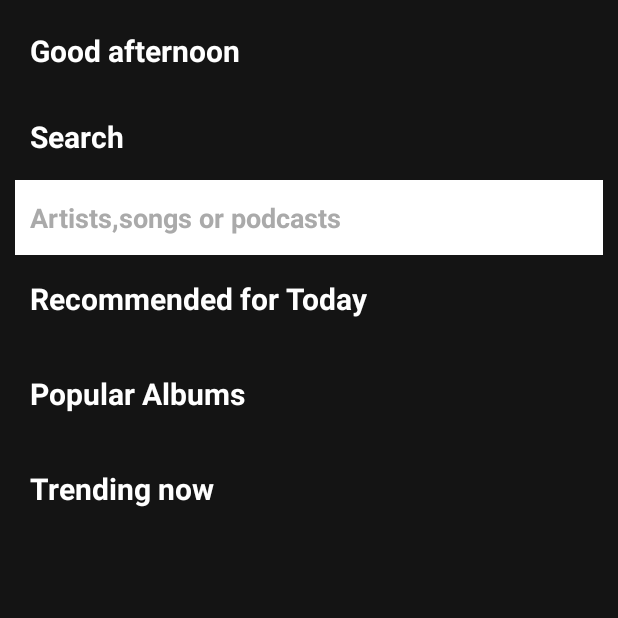
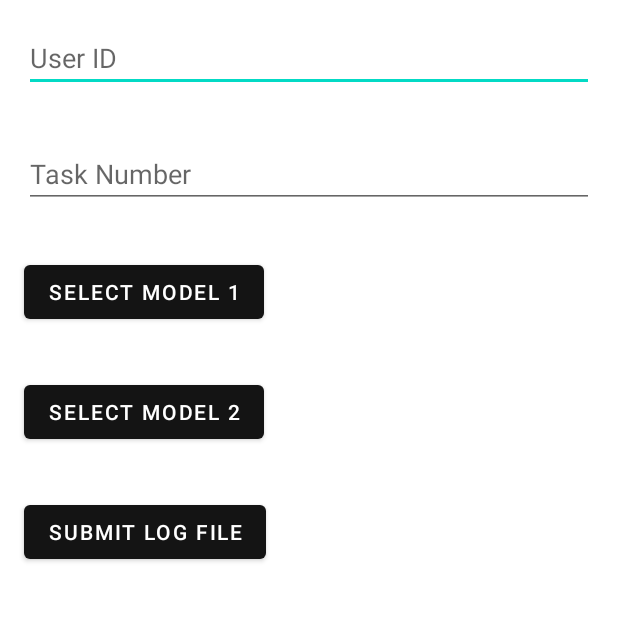
Before and after one commit to byewall/Team6_AD_mobile, an Android app: the screen it shows after launch (MainActivity before the commit, HomeActivity after it), on a phone screen of 412 x 824 dp, the top half of it. Run offline under Robolectric (Android 15) with nearby library versions, the phone set to English and light mode, and no system bars.

```diff
--- a/app/build.gradle
+++ b/app/build.gradle
@@ -29,7 +29,7 @@ android {
 }
 
 dependencies {
-    implementation 'com.android.volley:volley:1.2.1'
+    implementation 'com.android.volley:volley:1.2.0'
     implementation 'com.squareup.picasso:picasso:2.71828'
 
     implementation 'androidx.appcompat:appcompat:1.6.1'
--- /dev/null
+++ b/app/src/main/java/com/example/ad_spotifyclone/HomeActivity.java
@@ -0,0 +1,66 @@
+package com.example.ad_spotifyclone;
+
+import android.os.Bundle;
+import android.util.Log;
+import android.view.View;
+import android.widget.Button;
+import android.widget.EditText;
+
+import androidx.appcompat.app.AppCompatActivity;
+
+public class HomeActivity extends AppCompatActivity {
+
+    private EditText editTextUserId;
+    private EditText editTextTaskNumber;
+    private Button buttonModel1;
+    private Button buttonModel2;
+    private Button buttonSubmitLogFile;
+
+    @Override
+    protected void onCreate(Bundle savedInstanceState) {
+        super.onCreate(savedInstanceState);
+        setContentView(R.layout.activity_home);
+
+        editTextUserId = findViewById(R.id.editTextUserId);
+        editTextTaskNumber = findViewById(R.id.editTextTaskNumber);
+        buttonModel1 = findViewById(R.id.btnModel1);
+        buttonModel2 = findViewById(R.id.btnModel2);
+        buttonSubmitLogFile = findViewById(R.id.btnSubmit);
+
+        buttonModel1.setOnClickListener(new View.OnClickListener() {
+            @Override
+            public void onClick(View v) {
+                logInteraction("Selected Model 1");
+            }
+        });
+
+        buttonModel2.setOnClickListener(new View.OnClickListener() {
+            @Override
+            public void onClick(View v) {
+                logInteraction("Selected Model 2");
+            }
+        });
+
+        buttonSubmitLogFile.setOnClickListener(new View.OnClickListener() {
+            @Override
+            public void onClick(View v) {
+                submitLogFile();
+            }
+        });
+    }
+
+    private void logInteraction(String action) {
+        String userId = editTextUserId.getText().toString();
+        String taskNumber = editTextTaskNumber.getText().toString();
+        String logMessage = "User ID: " + userId + ", Task Number: " + taskNumber + ", Action: " + action;
+
+        //Using Logcat for logging.
+        Log.d("AppLog", logMessage);
+    }
+
+    private void submitLogFile() {
+        // Code to submit the log file goes here.
+        // This function will be called when the "Submit Log File" button is clicked.
+        // Implement the logic to send the log file to your desired server or save it for later analysis.
+    }
+}
--- /dev/null
+++ b/app/src/main/res/layout/activity_home.xml
@@ -0,0 +1,45 @@
+<RelativeLayout
+    xmlns:android="http://schemas.android.com/apk/res/android"
+    android:layout_width="match_parent"
+    android:layout_height="match_parent">
+
+    <EditText
+        android:id="@+id/editTextUserId"
+        android:layout_width="match_parent"
+        android:layout_height="wrap_content"
+        android:hint="User ID"
+        android:layout_margin="16dp"/>
+
+    <EditText
+        android:id="@+id/editTextTaskNumber"
+        android:layout_width="match_parent"
+        android:layout_height="wrap_content"
+        android:layout_below="@id/editTextUserId"
+        android:hint="Task Number"
+        android:layout_margin="16dp"/>
+
+    <Button
+        android:id="@+id/btnModel1"
+        android:layout_width="wrap_content"
+        android:layout_height="wrap_content"
+        android:layout_below="@id/editTextTaskNumber"
+        android:text="Select Model 1"
+        android:layout_margin="16dp"/>
+
+    <Button
+        android:id="@+id/btnModel2"
+        android:layout_width="wrap_content"
+        android:layout_height="wrap_content"
+        android:layout_below="@id/btnModel1"
+        android:text="Select Model 2"
+        android:layout_margin="16dp"/>
+
+    <Button
+        android:id="@+id/btnSubmit"
+        android:layout_width="wrap_content"
+        android:layout_height="wrap_content"
+        android:layout_below="@id/btnModel2"
+        android:text="Submit Log File"
+        android:layout_margin="16dp"/>
+
+</RelativeLayout>
```
Also changed, not shown: app/src/main/AndroidManifest.xml (+10 -0 lines), app/src/main/java/com/example/ad_spotifyclone/MainActivity.java (+26 -9 lines).
